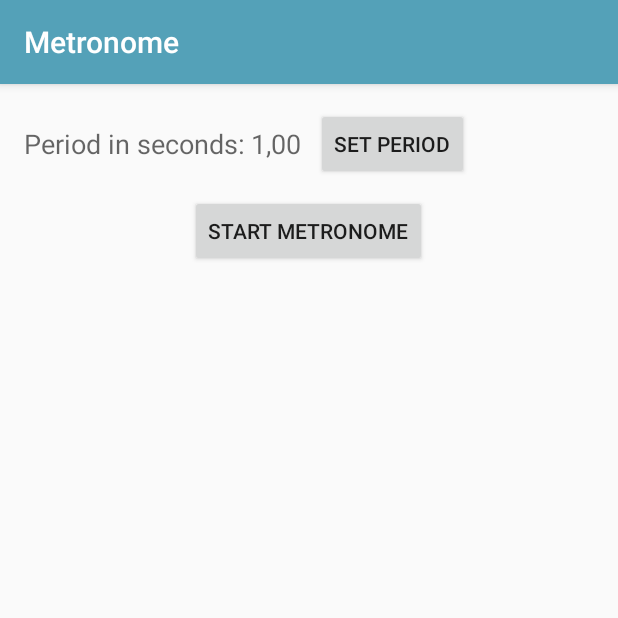
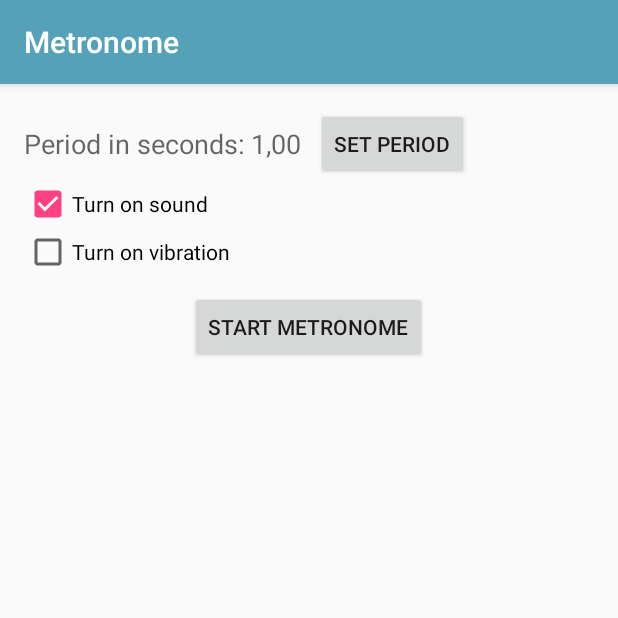
Before and after one commit to HammerPoppy/Metronome, an Android app: the screen it shows after launch (MainActivity), on a phone screen of 412 x 824 dp, the top half of it. Run offline under Robolectric (Android 15) with nearby library versions, the phone set to English and light mode, and no system bars.

Commit message:
Added choice of turning on sound and vibration

```diff
--- a/app/src/main/java/hammak/metronome/MainActivity.java
+++ b/app/src/main/java/hammak/metronome/MainActivity.java
@@ -7,6 +7,7 @@ import android.os.Bundle;
 import android.support.v7.app.AppCompatActivity;
 import android.view.View;
 import android.widget.Button;
+import android.widget.CheckBox;
 import android.widget.TextView;
 
 import hammak.metronome.SetPeriodDialog.OnCompleteListener;
@@ -16,8 +17,11 @@ public class MainActivity extends AppCompatActivity implements View.OnClickListe
 
     TextView tvPeriodText, tvPeriodValue;
     Button bStartMetronome, bSetPeriod;
+    CheckBox cbSound, cbVibration;
 
     float periodSec = 1;
+    boolean shouldTick;
+    boolean shouldVibrate;
 
     @Override
     protected void onCreate(Bundle savedInstanceState) {
@@ -32,6 +36,10 @@ public class MainActivity extends AppCompatActivity implements View.OnClickListe
 
         bStartMetronome.setOnClickListener(this);
         bSetPeriod.setOnClickListener(this);
+
+        cbSound = (CheckBox) findViewById(R.id.cbSound);
+        cbVibration = (CheckBox) findViewById(R.id.cbVibration);
+        cbSound.setChecked(true);
     }
 
     @Override
@@ -39,6 +47,10 @@ public class MainActivity extends AppCompatActivity implements View.OnClickListe
         switch (v.getId()) {
             case R.id.bStartMetronome:
                 Intent toMetronomeActivity = new Intent(this, MetronomeActivity.class);
+                shouldTick = cbSound.isChecked();
+                shouldVibrate = cbVibration.isChecked();
+                toMetronomeActivity.putExtra("shouldTick", shouldTick);
+                toMetronomeActivity.putExtra("shouldVibrate", shouldVibrate);
                 toMetronomeActivity.putExtra("periodSec", periodSec);
                 startActivity(toMetronomeActivity);
                 break;
--- a/app/src/main/res/layout/activity_main.xml
+++ b/app/src/main/res/layout/activity_main.xml
@@ -49,7 +49,20 @@
                     android:id="@+id/bSetPeriod"
                     android:layout_gravity="center_vertical"
                     android:layout_marginLeft="10dp" />
+
             </LinearLayout>
+
+            <CheckBox
+                android:layout_width="wrap_content"
+                android:layout_height="wrap_content"
+                android:text="@string/cb_sound"
+                android:id="@+id/cbSound" />
+
+            <CheckBox
+                android:layout_width="wrap_content"
+                android:layout_height="wrap_content"
+                android:text="@string/cb_vibration"
+                android:id="@+id/cbVibration" />
 
             <Button
                 android:layout_width="wrap_content"
--- a/app/src/main/res/values/strings.xml
+++ b/app/src/main/res/values/strings.xml
@@ -12,4 +12,6 @@
     <string name="cancel">Cancel</string>
     <string name="apply">Apply</string>
     <string name="stop_metronome">Stop Metronome</string>
+    <string name="cb_sound">Turn on sound</string>
+    <string name="cb_vibration">Turn on vibration</string>
 </resources>
```
Also changed, not shown: app/src/main/java/hammak/metronome/MetronomeActivity.java (+5 -3 lines).
